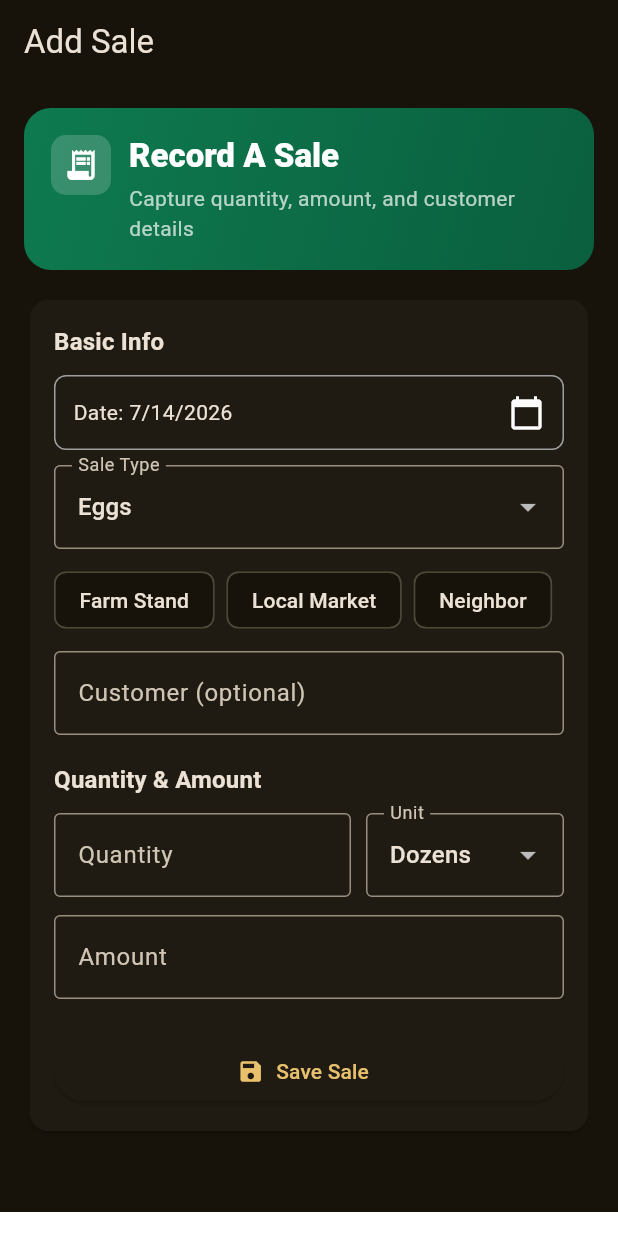
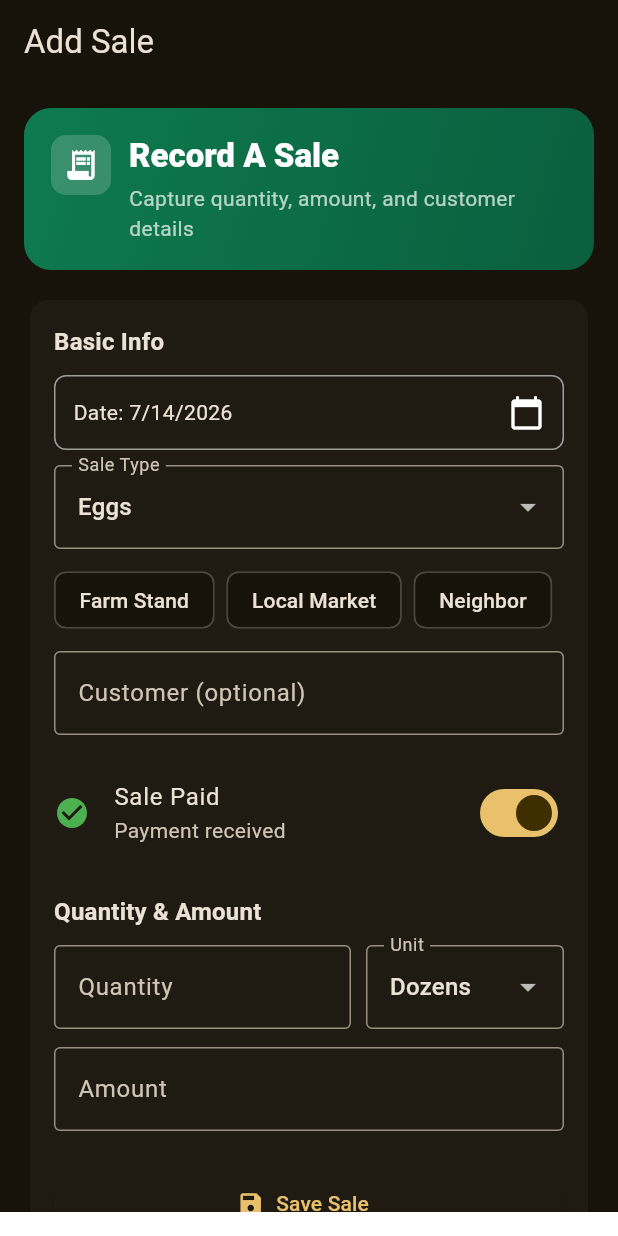
Before and after one commit to colaborat0r/chicken_tracker, a Flutter app: the AddSaleScreen screen opened by its route, on a phone screen of 412 x 824 dp. Run offline on Flutter 3.47's test engine with Material 3 defaults, Android fonts, the phone set to English and light mode, and no system bars; our stand-ins replace csv, drift, drift_flutter, file_picker, fl_chart, flutter_local_notifications and 9 more; missing offline and left inert: gal; accounts and stored records are empty; generated files the repository leaves out were written again.

Commit message:
feat: add paid/pending status toggle for sales and database migration

```diff
--- a/lib/core/database/app_database.dart
+++ b/lib/core/database/app_database.dart
@@ -41,6 +41,7 @@ class Sales extends Table {
   TextColumn get unit => text().withDefault(const Constant('dozens'))(); // dozens, crates, units
   RealColumn get amount => real()();
   TextColumn get customerName => text().nullable()();
+  BoolColumn get isPaid => boolean().withDefault(const Constant(true))();
 }
 
 // 4. Expenses
@@ -155,7 +156,7 @@ class AppDatabase extends _$AppDatabase {
   AppDatabase() : super(_openConnection());
 
   @override
-  int get schemaVersion => 6;
+  int get schemaVersion => 7;
 
   @override
   MigrationStrategy get migration => MigrationStrategy(
@@ -180,6 +181,9 @@ class AppDatabase extends _$AppDatabase {
         await m.alterTable(TableMigration(sales, columnTransformer: {
           sales.quantity: sales.quantity.cast<double>(),
         }, newColumns: [sales.unit]));
+      }
+      if (from < 7) {
+        await m.addColumn(sales, sales.isPaid);
       }
     },
   );
--- a/lib/core/providers/database_providers.dart
+++ b/lib/core/providers/database_providers.dart
@@ -138,6 +138,7 @@ final allSalesProvider = StreamProvider<List<SaleModel>>((ref) async* {
               unit: sale.unit,
               amount: sale.amount,
               customerName: sale.customerName,
+              isPaid: sale.isPaid,
             ))
         .toList();
   });
--- a/lib/core/repositories/chicken_repository.dart
+++ b/lib/core/repositories/chicken_repository.dart
@@ -384,6 +384,7 @@ class SalesRepository {
     required String unit,
     required double amount,
     String? customerName,
+    bool isPaid = true,
     DateTime? date,
   }) {
     return database.addSale(SalesCompanion(
@@ -393,6 +394,7 @@ class SalesRepository {
       unit: Value(unit),
       amount: Value(amount),
       customerName: Value(customerName),
+      isPaid: Value(isPaid),
     ));
   }
 
@@ -406,6 +408,7 @@ class SalesRepository {
       unit: sale.unit,
       amount: sale.amount,
       customerName: sale.customerName,
+      isPaid: sale.isPaid,
     ));
   }
 
@@ -424,6 +427,7 @@ class SalesRepository {
               unit: sale.unit,
               amount: sale.amount,
               customerName: sale.customerName,
+              isPaid: sale.isPaid,
             ))
         .toList();
   }
--- a/lib/features/home/screens/home_screen.dart
+++ b/lib/features/home/screens/home_screen.dart
@@ -568,7 +568,7 @@ class _HomeScreenState extends ConsumerState<HomeScreen> {
                             final sale = activity.sale!;
                             leading = const Icon(Icons.receipt_long, color: Color(0xFF0E7A4F));
                             title = 'Sale: ${NumberFormat.currency(symbol: '\$').format(sale.amount)}';
-                            subtitle = '$formattedDate • ${sale.type}';
+                            subtitle = '$formattedDate • ${sale.type} • ${sale.isPaid ? 'Paid' : 'Pending'}';
                             if (sale.customerName != null && sale.customerName!.isNotEmpty) {
                               subtitle += ' • ${sale.customerName}';
                             }
--- a/lib/features/sales/screens/add_sale_screen.dart
+++ b/lib/features/sales/screens/add_sale_screen.dart
@@ -22,6 +22,7 @@ class _AddSaleScreenState extends ConsumerState<AddSaleScreen> {
   String _selectedType = 'eggs';
   String _selectedUnit = 'dozens';
   DateTime _selectedDate = DateTime.now();
+  bool _isPaid = true;
   bool _isLoading = false;
 
   bool get _isEdit => widget.saleToEdit != null;
@@ -37,6 +38,7 @@ class _AddSaleScreenState extends ConsumerState<AddSaleScreen> {
       _selectedType = s.type;
       _selectedUnit = s.unit;
       _selectedDate = s.date;
+      _isPaid = s.isPaid;
     } else {
       _quantityController = TextEditingController();
       _amountController = TextEditingController();
@@ -84,6 +86,7 @@ class _AddSaleScreenState extends ConsumerState<AddSaleScreen> {
           unit: _selectedUnit,
           amount: amount,
           customerName: customer,
+          isPaid: _isPaid,
         ));
       } else {
         FormMemoryService.lastSaleType = _selectedType;
@@ -96,6 +99,7 @@ class _AddSaleScreenState extends ConsumerState<AddSaleScreen> {
           amount: amount,
           customerName: customer,
           date: _selectedDate,
+          isPaid: _isPaid,
         );
       }
 
@@ -192,6 +196,18 @@ class _AddSaleScreenState extends ConsumerState<AddSaleScreen> {
                       controller: _customerController,
                       decoration: const InputDecoration(labelText: 'Customer (optional)', border: OutlineInputBorder()),
                     ),
+                    const SizedBox(height: 16),
+                    SwitchListTile(
+                      title: const Text('Sale Paid'),
+                      subtitle: Text(_isPaid ? 'Payment received' : 'Payment pending'),
+                      value: _isPaid,
+                      onChanged: (val) => setState(() => _isPaid = val),
+                      secondary: Icon(
+                        _isPaid ? Icons.check_circle : Icons.pending_actions,
+                        color: _isPaid ? Colors.green : Colors.orange,
+                      ),
+                      contentPadding: EdgeInsets.zero,
+                    ),
                   ],
                 ),
               ),
--- a/lib/features/sales/screens/sales_screen.dart
+++ b/lib/features/sales/screens/sales_screen.dart
@@ -157,7 +157,7 @@ class _SalesScreenState extends ConsumerState<SalesScreen> {
                 filteredSales.fold<double>(0, (sum, sale) => sum + sale.amount);
             final eggsSold = filteredSales
                 .where((sale) => sale.type == 'eggs')
-                .fold<double>(0, (sum, sale) => sum + sale.quantity);
+                .fold<double>(0, (sum, sale) => sum + sale.totalIndividualQuantity);
             final chickensSold = filteredSales
                 .where((sale) => sale.type == 'chickens')
                 .fold<double>(0, (sum, sale) => sum + sale.quantity);
@@ -285,7 +285,7 @@ class _SalesScreenState extends ConsumerState<SalesScreen> {
                                     : const Color(0xFF6D4C41),
                               ),
                               title: Text(
-                                '${sale.quantity % 1 == 0 ? sale.quantity.toInt() : sale.quantity} ${sale.unit} of ${sale.type} sold',
+                                sale.quantityDescription,
                                 style: Theme.of(context)
                                     .textTheme
                                     .bodyLarge
@@ -306,11 +306,8 @@ class _SalesScreenState extends ConsumerState<SalesScreen> {
                                 mainAxisSize: MainAxisSize.min,
                                 children: [
                                   Builder(builder: (context) {
-                                    final isPending = (sale.customerName ?? '')
-                                        .toLowerCase()
-                                        .contains('pending');
                                     final statusColor =
-                                        isPending ? Colors.amber : Colors.green;
+                                        sale.isPaid ? Colors.green : Colors.amber;
 
                                     return Column(
                                       mainAxisSize: MainAxisSize.min,
@@ -337,7 +334,7 @@ class _SalesScreenState extends ConsumerState<SalesScreen> {
                                             borderRadius: BorderRadius.circular(10),
                                           ),
                                           child: Text(
-                                            isPending ? 'Pending' : 'Paid',
+                                            sale.isPaid ? 'Paid' : 'Pending',
                                             style: Theme.of(context)
                                                 .textTheme
                                                 .labelSmall
```
Also changed, not shown: lib/core/models/chicken_model.dart (+31 -0 lines), lib/core/database/app_database.g.dart.
